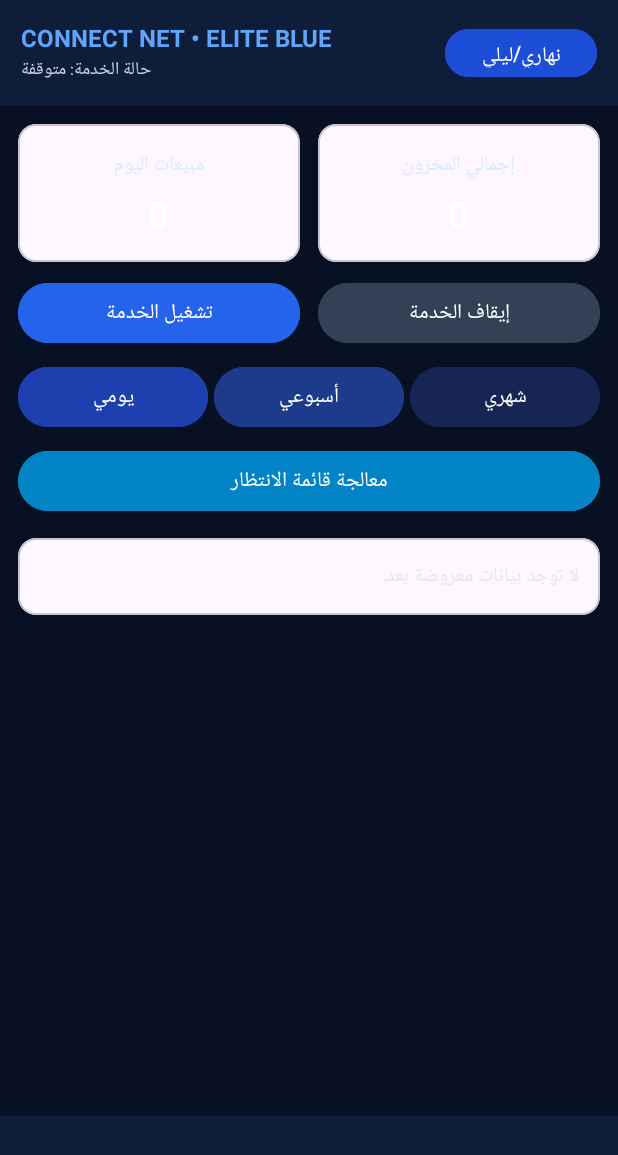
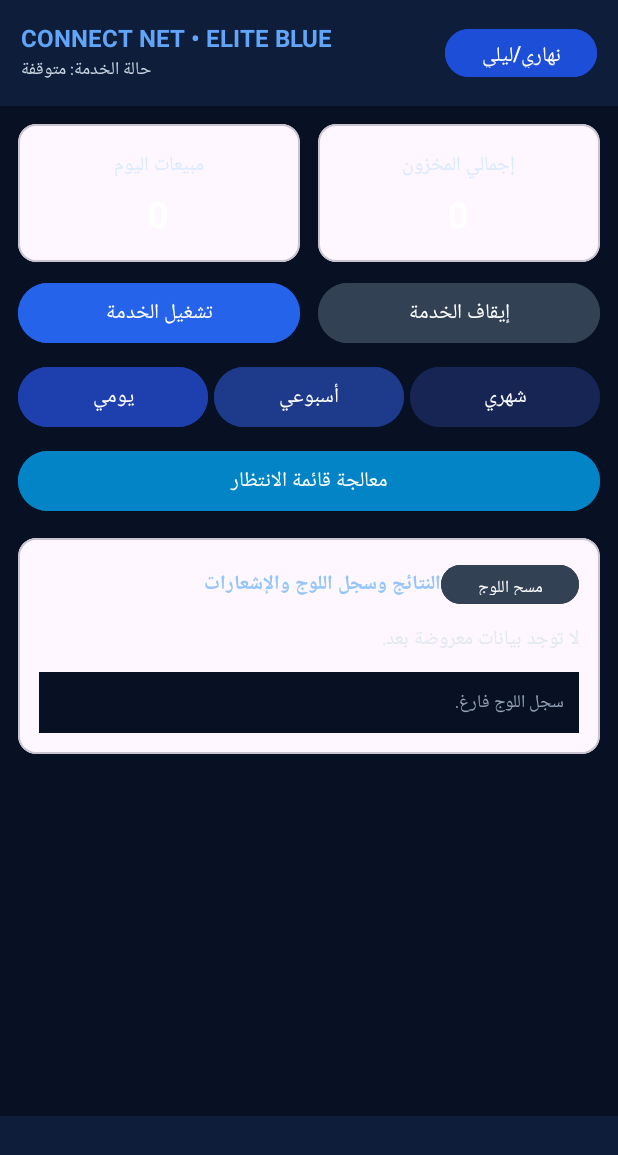
Before and after one commit to aymenpro7773-ship-it/taskerconnect-, an Android app: the screen it shows after launch (MainActivity), on a phone screen of 412 x 824 dp. Shown: the top 1155 px of the screen. Run offline under Robolectric (Android 15) with nearby library versions, the phone set to English and light mode, and no system bars; our stand-ins replace Room's generated code; 4 statements that could not run were skipped.

Commit message:
Update activity_main.xml

```diff
--- a/app/src/main/res/layout/activity_main.xml
+++ b/app/src/main/res/layout/activity_main.xml
@@ -405,7 +405,7 @@
                         app:cornerRadius="12dp" />
                 </LinearLayout>
 
-                <!-- 6) قسم الضبط (القواعد + الباقات + قفل النقش/الرمز) -->
+                <!-- 6) قسم الضبط (الفئات + الإشعارات + القواعد + الباقات + قفل النقش/الرمز) -->
                 <LinearLayout
                     android:id="@+id/sectionSettings"
                     android:layout_width="match_parent"
@@ -416,10 +416,33 @@
                     <TextView
                         android:layout_width="wrap_content"
                         android:layout_height="wrap_content"
-                        android:text="ضبط القواعد والباقات وقفل الدخول"
+                        android:text="ضبط الفئات والإشعارات والقواعد والباقات"
                         android:textColor="#93C5FD"
                         android:textSize="15sp"
                         android:textStyle="bold" />
+
+                    <EditText
+                        android:id="@+id/etAllowedCategories"
+                        android:layout_width="match_parent"
+                        android:layout_height="wrap_content"
+                        android:layout_marginTop="8dp"
+                        android:background="#0F172A"
+                        android:hint="الفئات المسموحة (مثال: 100,200,300,500,1000,2000)"
+                        android:padding="12dp"
+                        android:textColor="#FFFFFF"
+                        android:textColorHint="#64748B" />
+
+                    <EditText
+                        android:id="@+id/etLowStockThreshold"
+                        android:layout_width="match_parent"
+                        android:layout_height="wrap_content"
+                        android:layout_marginTop="8dp"
+                        android:background="#0F172A"
+                        android:hint="حد تنبيه انخفاض المخزون (مثال: 1)"
+                        android:inputType="number"
+                        android:padding="12dp"
+                        android:textColor="#FFFFFF"
+                        android:textColorHint="#64748B" />
 
                     <EditText
                         android:id="@+id/etKeywordPattern"
@@ -461,7 +484,7 @@
                         android:layout_width="match_parent"
                         android:layout_height="wrap_content"
                         android:layout_marginTop="8dp"
-                        android:text="حفظ قواعد الرسائل والباقات"
+                        android:text="حفظ الفئات والإشعارات والقواعد"
                         app:backgroundTint="#2563EB"
                         app:cornerRadius="12dp" />
 
@@ -505,7 +528,7 @@
                     </LinearLayout>
                 </LinearLayout>
 
-                <!-- صندوق المخرجات المشترك -->
+                <!-- صندوق المخرجات واللوج والإشعارات -->
                 <com.google.android.material.card.MaterialCardView
                     android:layout_width="match_parent"
                     android:layout_height="wrap_content"
@@ -513,14 +536,57 @@
                     app:cardBackgroundColor="#0D1D3A"
                     app:cardCornerRadius="14dp">
 
-                    <TextView
-                        android:id="@+id/tvOutput"
+                    <LinearLayout
                         android:layout_width="match_parent"
                         android:layout_height="wrap_content"
-                        android:padding="14dp"
-                        android:text="لا توجد بيانات معروضة بعد."
-                        android:textColor="#E2E8F0"
-                        android:textSize="13sp" />
+                        android:orientation="vertical"
+                        android:padding="14dp">
+
+                        <LinearLayout
+                            android:layout_width="match_parent"
+                            android:layout_height="wrap_content"
+                            android:gravity="center_vertical"
+                            android:orientation="horizontal">
+
+                            <TextView
+                                android:layout_width="0dp"
+                                android:layout_height="wrap_content"
+                                android:layout_weight="1"
+                                android:text="النتائج وسجل اللوج والإشعارات"
+                                android:textColor="#93C5FD"
+                                android:textSize="13sp"
+                                android:textStyle="bold" />
+
+                            <com.google.android.material.button.MaterialButton
+                                android:id="@+id/btnClearLog"
+                                android:layout_width="wrap_content"
+                                android:layout_height="34dp"
+                                android:text="مسح اللوج"
+                                android:textSize="11sp"
+                                app:backgroundTint="#334155"
+                                app:cornerRadius="8dp" />
+                        </LinearLayout>
+
+                        <TextView
+                            android:id="@+id/tvOutput"
+                            android:layout_width="match_parent"
+                            android:layout_height="wrap_content"
+                            android:layout_marginTop="8dp"
+                            android:text="لا توجد بيانات معروضة بعد."
+                            android:textColor="#E2E8F0"
+                            android:textSize="13sp" />
+
+                        <TextView
+                            android:id="@+id/tvEventLog"
+                            android:layout_width="match_parent"
+                            android:layout_height="wrap_content"
+                            android:layout_marginTop="10dp"
+                            android:background="#081124"
+                            android:padding="10dp"
+                            android:text="سجل اللوج فارغ."
+                            android:textColor="#94A3B8"
+                            android:textSize="12sp" />
+                    </LinearLayout>
                 </com.google.android.material.card.MaterialCardView>
             </LinearLayout>
         </ScrollView>
```
